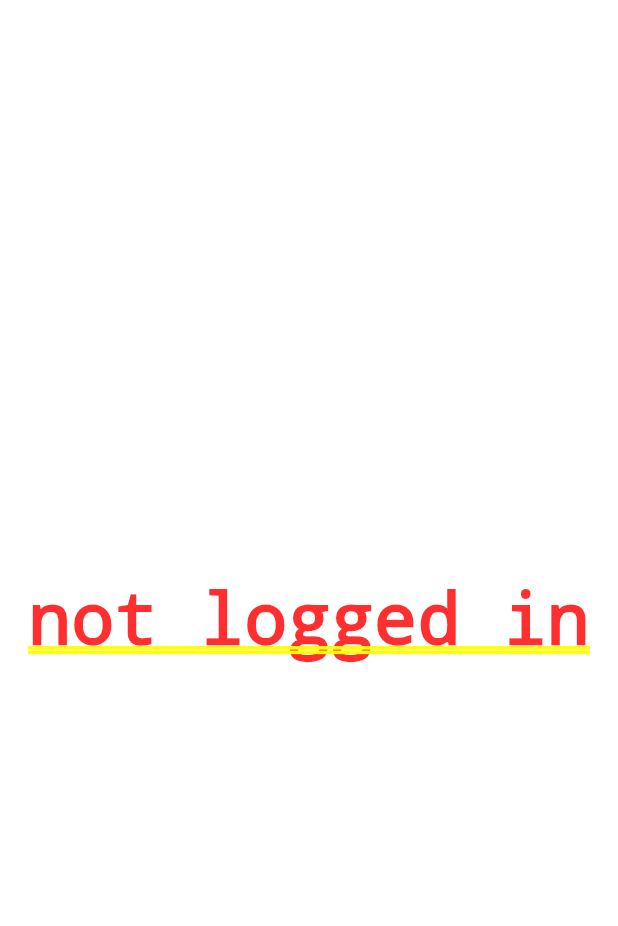
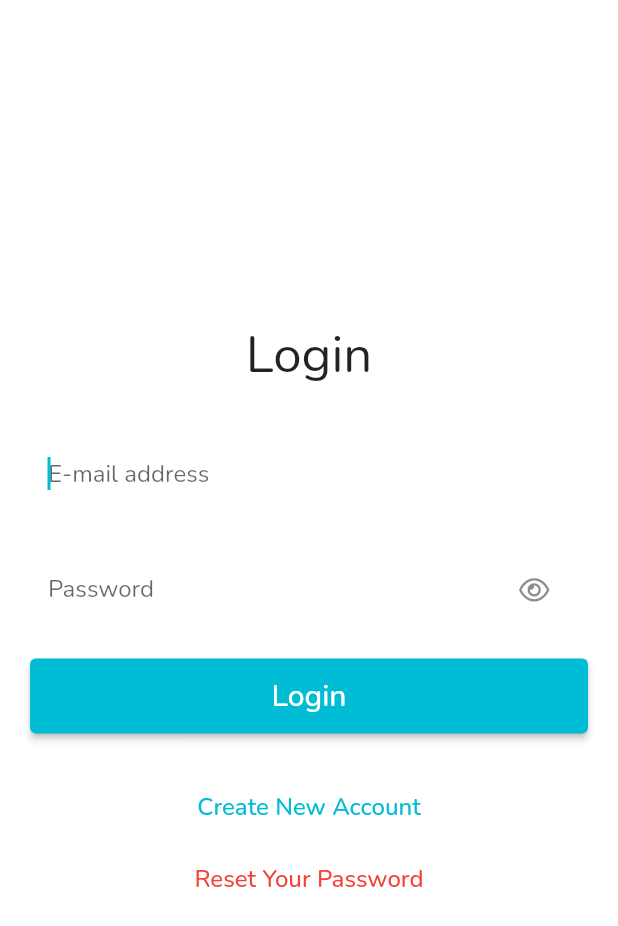
Before and after one commit to Xatta-Trone/PL-flutter-app, a Flutter app: the Profile screen opened by its route, on a phone screen of 412 x 824 dp. Shown: the top 926 px of the screen. Run offline on Flutter 3.47's test engine with Material 2 defaults, Android fonts, the phone set to English and light mode, and no system bars; our stand-ins replace animated_text_kit, device_info_plus, dio, flutter_svg, font_awesome_flutter, get and 3 more; missing offline and left inert: platform_device_id; accounts and stored records are empty; network calls fail.

Commit message:
login page complete

```diff
--- a/lib/controller/AuthController.dart
+++ b/lib/controller/AuthController.dart
@@ -2,6 +2,7 @@ import 'dart:convert';
 
 import 'package:device_info_plus/device_info_plus.dart';
 import 'package:dio/dio.dart';
+import 'package:flutter/material.dart';
 import 'package:get/get.dart';
 import 'package:intl/intl.dart';
 import 'package:plandroid/api/api.dart';
@@ -12,8 +13,55 @@ import 'package:shared_preferences/shared_preferences.dart';
 
 class AuthController extends GetxController {
   final isLoggedIn = RxBool(false);
+  RxBool isInAsyncCall = RxBool(false);
   final user = Rxn<User>();
   final RxString token = ''.obs;
+
+  String serverValidationErr = '';
+
+  // login text editing controllers
+  final emailController = TextEditingController();
+  final passwordController = TextEditingController();
+
+  // validation
+
+  String? get emailErrorText {
+    // at any time, we can get the text from _controller.value.text
+    // final text = emailController.value.text;
+    // Note: you can do your own custom validation here
+    // Move this logic this outside the widget for more testable code
+    // final emailRegExp = RegExp(r"^[a-zA-Z0-9.]+@[a-zA-Z0-9]+\.[a-zA-Z]+");
+
+    // if (text.isEmpty) {
+    //   return 'Please enter your email.';
+    // }
+
+    // if (text.isNotEmpty && emailRegExp.hasMatch(text) == false) {
+    //   return 'Please enter a valid email.';
+    // }
+
+    if (serverValidationErr.isNotEmpty) {
+      return serverValidationErr;
+    }
+
+    // return null if the text is valid
+    return null;
+  }
+
+  String? get passwordErrorText {
+    // at any time, we can get the text from _controller.value.text
+    final text = passwordController.value.text;
+    // Note: you can do your own custom validation here
+
+    // if (text.length < 2 || text.isEmpty) {
+    //   return 'Please enter your password.';
+    // }
+
+    // return null if the text is valid
+    return null;
+  }
+
+  // functions
 
   Future<String?> getDeviceId() async {
     String? deviceId = await PlatformDeviceId.getDeviceId;
@@ -28,11 +76,12 @@ class AuthController extends GetxController {
 
     String deviceName =
         "Android ${androidInfo.version.sdkInt} on ${androidInfo.model}";
+    isInAsyncCall.value = true;
 
     try {
       var response = await Api().dio.post('/login', data: {
-        'email': 'md-monzurul-islam1404143@example.com',
-        'password': 'password',
+        'email': emailController.value.text,
+        'password': passwordController.value.text,
         'fingerprint': deviceId,
         'deviceName': deviceName,
         'platform': 'android'
@@ -62,6 +111,8 @@ class AuthController extends GetxController {
       } else {
         print(e.message);
       }
+    } finally {
+      isInAsyncCall.value = false;
     }
   }
 
@@ -123,12 +174,14 @@ class AuthController extends GetxController {
 
   @override
   void onInit() {
+    autoLogin();
     super.onInit();
-    autoLogin();
   }
 
   @override
   void dispose() {
+    emailController.dispose();
+    passwordController.dispose();
     super.dispose();
   }
 }
--- a/lib/routes/routeconst.dart
+++ b/lib/routes/routeconst.dart
@@ -8,3 +8,7 @@ const String searchPage = '/search';
 const String settingsPage = '/settings';
 const String notFoundPage = '/404';
 const String appInfo = '/appInfo';
+const String login = '/login';
+const String register = '/register';
+const String requestPassword = '/requestPassword';
+const String changePassword = '/changePassword';
--- a/lib/routes/routes.dart
+++ b/lib/routes/routes.dart
@@ -2,6 +2,9 @@ import 'package:get/get.dart';
 import 'package:plandroid/routes/routeconst.dart';
 import 'package:plandroid/screens/404/404.dart';
 import 'package:plandroid/screens/appinfo/appinfo.dart';
+import 'package:plandroid/screens/auth/Login.dart';
+import 'package:plandroid/screens/auth/Register.dart';
+import 'package:plandroid/screens/auth/requestPassword.dart';
 import 'package:plandroid/screens/books/books.dart';
 import 'package:plandroid/screens/dashboard/dashboard.dart';
 import 'package:plandroid/screens/departments/departments.dart';
@@ -63,6 +66,26 @@ appRoutes() => [
         page: () => const AppInfo(),
         middlewares: [MyMiddelware()],
       ),
+      GetPage(
+        name: login,
+        page: () => const Login(),
+        middlewares: [MyMiddelware()],
+      ),
+      GetPage(
+        name: register,
+        page: () => const Register(),
+        middlewares: [MyMiddelware()],
+      ),
+      GetPage(
+        name: requestPassword,
+        page: () => const RequestPassword(),
+        middlewares: [MyMiddelware()],
+      ),
+      GetPage(
+        name: requestPassword,
+        page: () => const RequestPassword(),
+        middlewares: [MyMiddelware()],
+      ),
     ];
 
 unknownRoute() => GetPage(
--- /dev/null
+++ b/lib/screens/auth/Login.dart
@@ -0,0 +1,216 @@
+import 'package:flutter/foundation.dart';
+import 'package:flutter/material.dart';
+import 'package:font_awesome_flutter/font_awesome_flutter.dart';
+import 'package:get/get.dart';
+// ignore: import_of_legacy_library_into_null_safe
+import 'package:modal_progress_hud/modal_progress_hud.dart';
+import 'package:plandroid/controller/AuthController.dart';
+import 'package:plandroid/routes/routeconst.dart';
+
+class Login extends StatefulWidget {
+  const Login({Key? key}) : super(key: key);
+
+  @override
+  State<Login> createState() => _LoginState();
+}
+
+class _LoginState extends State<Login> {
+  final _formKey = GlobalKey<FormState>();
+  bool _obscureText = true; // for password toggle
+
+  final AuthController _authController = Get.find<AuthController>();
+
+  @override
+  void initState() {
+    // _obscureText = true;
+  }
+
+  @override
+  Widget build(BuildContext context) {
+    return SafeArea(
+      child: Obx(
+        () => ModalProgressHUD(
+          opacity: 0.5,
+          inAsyncCall: _authController.isInAsyncCall.value,
+          child: Center(
+            child: Column(
+              mainAxisAlignment: MainAxisAlignment.center,
+              crossAxisAlignment: CrossAxisAlignment.center,
+              children: [
+                Text(
+                  'Login',
+                  style: Theme.of(context)
+                      .textTheme
+                      .headline4
+                      ?.copyWith(color: Colors.black87),
+                ),
+                const SizedBox(
+                  height: 25.0,
+                ),
+                Padding(
+                  padding: const EdgeInsets.symmetric(horizontal: 20.0),
+                  child: Form(
+                    key: _formKey,
+                    child: Column(
+                      // ignore: prefer_const_literals_to_create_immutables
+                      children: [
+                        TextFormField(
+                          controller: _authController.emailController,
+                          textInputAction: TextInputAction.next,
+                          keyboardType: TextInputType.emailAddress,
+                          autofocus: true,
+                          autovalidateMode: AutovalidateMode.onUserInteraction,
+                          validator: (value) {
+                            final emailRegExp = RegExp(
+                                r"^[a-zA-Z0-9.]+@[a-zA-Z0-9]+\.[a-zA-Z]+");
+
+                            if (value == null || value.isEmpty) {
+                              return 'Please enter your email';
+                            }
+
+                            if (emailRegExp.hasMatch(value) == false) {
+                              return 'Please enter a valid email';
+                            }
+
+                            return null;
+                          },
+                          onChanged: (value) {
+                            if (value.isNotEmpty) {
+                              setState(() {});
+                            }
+                          },
+                          decoration: InputDecoration(
+                            filled: true,
+                            fillColor: Colors.white,
+                            hintText: "E-mail address",
+                            errorText: _authController.emailErrorText,
+                            border: OutlineInputBorder(
+                              borderRadius: BorderRadius.circular(5),
+                              borderSide: BorderSide.none,
+                            ),
+                          ),
+                        ),
+                        const SizedBox(
+                          height: 15.0,
+                        ),
+                        TextFormField(
+                          controller: _authController.passwordController,
+                          obscureText: _obscureText,
+                          autovalidateMode: AutovalidateMode.onUserInteraction,
+                          validator: (value) {
+                            if (value == null || value.isEmpty) {
+                              return 'Please enter your password';
+                            }
+                            if (value.length < 6) {
+                              return 'Please enter your full password';
+                            }
+                            return null;
+                          },
+                          decoration: InputDecoration(
+                            filled: true,
+                            fillColor: Colors.white,
+                            hintText: "Password",
+                            // errorText: _authController.passwordErrorText,
+                            border: OutlineInputBorder(
+                              borderRadius: BorderRadius.circular(5),
+                              borderSide: BorderSide.none,
+                            ),
+                            suffixIcon: Padding(
+                              padding: const EdgeInsets.symmetric(
+                                vertical: 18,
+                                horizontal: 2.0,
+                              ),
+                              child: GestureDetector(
+                                child: _obscureText
+                                    ? const FaIcon(
+                                        FontAwesomeIcons.eye,
+                                        size: 18,
+                                      )
+                                    : const FaIcon(
+                                        FontAwesomeIcons.eyeSlash,
+                                        size: 18,
+                                      ),
+                                onTap: () {
+                                  setState(() {
+                                    _obscureText = !_obscureText;
+                                  });
+                                },
+                              ),
+                            ),
+                          ),
+                        ),
+                        const SizedBox(
+                          height: 15.0,
+                        ),
+                        ElevatedButton(
+                          style: ElevatedButton.styleFrom(
+                            minimumSize: const Size.fromHeight(50), // NEW
+                          ),
+                          // ignore: avoid_print
+                          onPressed: () {
+                            if (kDebugMode) {
+                              print(_formKey.currentState!.validate());
+                            }
+
+                            if (_formKey.currentState!.validate()) {
+                              FocusManager.instance.primaryFocus?.unfocus();
+                              _formKey.currentState!.save();
+                              _authController.login();
+                            }
+                          },
+                          child: Text(
+                            'Login',
+                            style: Theme.of(context)
+                                .textTheme
+                                .headline6
+                                ?.copyWith(color: Colors.white),
+                          ),
+                        ),
+                        const SizedBox(
+                          height: 25.0,
+                        ),
+                        TextButton(
+                          onPressed: () {
+                            if (kDebugMode) {
+                              print('create new account');
+                            }
+                            Get.toNamed(register);
+                          },
+                          child: Text(
+                            'Create New Account',
+                            style: TextStyle(
+                              color: Theme.of(context).primaryColor,
+                              fontSize: 16,
+                            ),
+                          ),
+                        ),
+                        // const SizedBox(
+                        //   height: 0.0,
+                        // ),
+                        TextButton(
+                          onPressed: () {
+                            if (kDebugMode) {
+                              print('forgot your password');
+                            }
+                            Get.toNamed(requestPassword);
+                          },
+                          child: const Text(
+                            'Reset Your Password',
+                            style: TextStyle(
+                              color: Colors.red,
+                              fontSize: 16,
+                            ),
+                          ),
+                        )
+                      ],
+                    ),
+                  ),
+                )
+              ],
+            ),
+          ),
+        ),
+      ),
+    );
+  }
+}
--- a/lib/screens/profile/profile.dart
+++ b/lib/screens/profile/profile.dart
@@ -7,6 +7,7 @@ import 'package:plandroid/constants/const.dart';
 import 'package:plandroid/controller/AuthController.dart';
 import 'package:plandroid/globals/globals.dart';
 import 'package:plandroid/routes/routeconst.dart';
+import 'package:plandroid/screens/auth/Login.dart';
 import 'package:url_launcher/url_launcher.dart';
 
 class Profile extends StatelessWidget {
@@ -21,9 +22,7 @@ class Profile extends StatelessWidget {
     return SafeArea(
       child: Obx(
         () => !authController.isLoggedIn.value
-            ? const Center(
-                child: Text('not logged in'),
-              )
+            ? const Login()
             : SingleChildScrollView(
                 child: Column(
                   children: [
@@ -158,7 +157,7 @@ class Profile extends StatelessWidget {
                     divider,
                     ListTile(
                       leading: const FaIcon(
-                        FontAwesomeIcons.key,
+                        FontAwesomeIcons.lock,
                         color: iconColor,
                       ),
                       title: const Text('Change password'),
--- a/pubspec.yaml
+++ b/pubspec.yaml
@@ -47,6 +47,7 @@ dependencies:
   intl: ^0.17.0
   url_launcher: ^6.1.5
   package_info_plus: ^1.4.3+1
+  modal_progress_hud: ^0.1.3
 
 dev_dependencies:
   flutter_test:
```
Also changed, not shown: lib/screens/auth/ChangePassword.dart (added, +16 -0 lines), lib/screens/auth/Register.dart (added, +16 -0 lines), lib/screens/auth/requestPassword.dart (added, +16 -0 lines), pubspec.lock.
